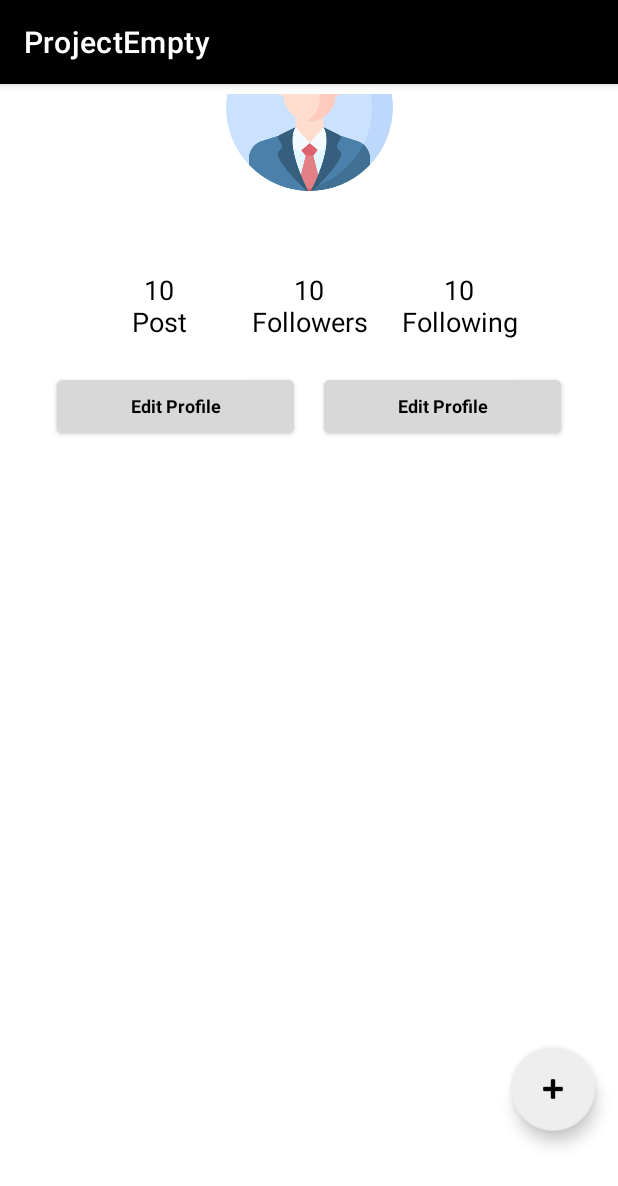
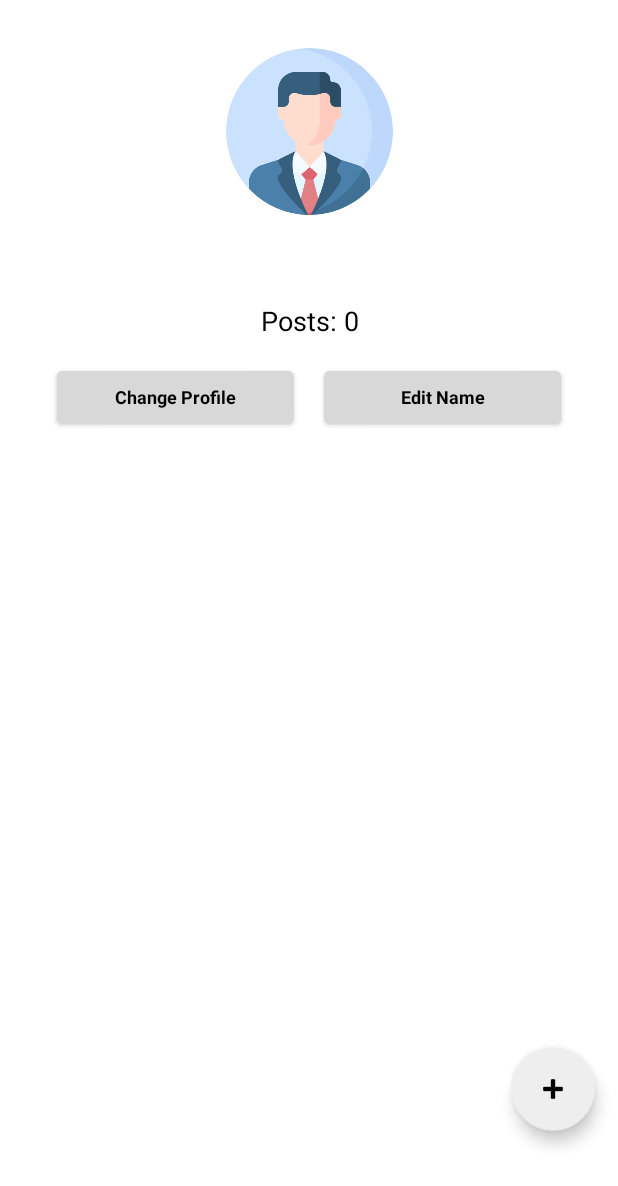
Before and after one commit to Aekkarat1729/ProjectEmpty_1, an Android app: the homefeed screen opened directly, with no data from a screen before it, on a phone screen of 412 x 824 dp. Shown: the top 1186 px of the screen. Run offline under Robolectric (Android 15) with nearby library versions, the phone set to English and light mode, and no system bars; our stand-ins replace CircleImageView, Firebase (no records; nobody signed in at launch, a user with empty details on screens opened directly), Picasso; pictures from the network do not load.

Commit message:
update kub

```diff
--- a/app/src/main/java/com/example/projectempty/ViewHolder.kt
+++ b/app/src/main/java/com/example/projectempty/ViewHolder.kt
@@ -13,4 +13,6 @@ class ViewHolder (View: View) : RecyclerView.ViewHolder(View){
     var cardView:CardView = View.findViewById(R.id.cardView)
     var textUseritem: TextView = View.findViewById(R.id.textUseritem)
     var itemUser: ImageView = View.findViewById(R.id.itemUser)
+    var itemLike: ImageView = View.findViewById(R.id.imageView3)
+    var likes: Int = 0
 }
--- a/app/src/main/java/com/example/projectempty/ui/home/MphotoModel.kt
+++ b/app/src/main/java/com/example/projectempty/ui/home/MphotoModel.kt
@@ -1,7 +1,7 @@
 package com.example.projectempty
 
 class MphotoModel(var title: String?, var Image: String?,var key: String?
-    ,var detail: String?,var email: String?) {
+    ,var detail: String?,var email: String?,var isLiked: Boolean = false, var likes: Int = 0) {
     // Default constructor
     constructor() : this(null, null, null, null,null)
 
--- a/app/src/main/res/layout/activity_add.xml
+++ b/app/src/main/res/layout/activity_add.xml
@@ -49,11 +49,11 @@
             android:id="@+id/previewimage"
             android:layout_width="254dp"
             android:layout_height="260dp"
+            android:layout_marginTop="10dp"
             android:background="@drawable/placeholder"
             android:baselineAlignBottom="false"
-            android:scaleType="center"
 
-            />
+            android:scaleType="centerCrop" />
 
         <Button
             android:id="@+id/buttonUpload"
--- a/app/src/main/res/layout/activity_homefeed.xml
+++ b/app/src/main/res/layout/activity_homefeed.xml
@@ -9,7 +9,7 @@
 
     <ScrollView
         android:layout_width="407dp"
-        android:layout_height="722dp"
+        android:layout_height="wrap_content"
         android:layout_marginTop="5dp"
         app:layout_constraintBottom_toBottomOf="parent"
         app:layout_constraintEnd_toEndOf="parent"
@@ -21,7 +21,6 @@
         <LinearLayout
             android:layout_width="match_parent"
             android:layout_height="wrap_content"
-            android:layout_marginBottom="331dp"
             android:gravity="center"
             android:orientation="vertical">
 
@@ -40,44 +39,27 @@
                 android:layout_height="wrap_content"
                 android:text="admin popo"
                 android:textColor="#000000"
-                android:textSize="20sp" />
+                android:textSize="20sp"
+                android:textStyle="bold" />
 
             <LinearLayout
                 android:layout_width="match_parent"
                 android:layout_height="wrap_content"
-                android:layout_margin="15dp"
+                android:layout_marginTop="20dp"
+                android:layout_marginBottom="10dp"
                 android:gravity="center"
                 android:orientation="horizontal">
 
                 <TextView
-                    android:id="@+id/textView1"
+                    android:id="@+id/homefeed_textView_countPosts"
                     android:layout_width="100dp"
                     android:layout_height="wrap_content"
                     android:padding="5dp"
-                    android:text="10\nPost"
+                    android:text="Posts: 0"
                     android:textAlignment="center"
                     android:textColor="#000000"
                     android:textSize="18sp" />
 
-                <TextView
-                    android:id="@+id/textView2"
-                    android:layout_width="100dp"
-                    android:layout_height="wrap_content"
-                    android:padding="5dp"
-                    android:text="10\nFollowers"
-                    android:textAlignment="center"
-                    android:textColor="#000000"
-                    android:textSize="18sp" />
-
-                <TextView
-                    android:id="@+id/textView3"
-                    android:layout_width="100dp"
-                    android:layout_height="wrap_content"
-                    android:padding="5dp"
-                    android:text="10\nFollowing"
-                    android:textAlignment="center"
-                    android:textColor="#000000"
-                    android:textSize="18sp" />
             </LinearLayout>
 
             <LinearLayout
@@ -93,20 +75,20 @@
                     android:layout_marginRight="10dp"
                     android:backgroundTint="#D8D8D8"
                     android:includeFontPadding="false"
-                    android:text="Edit Profile"
+                    android:text="Change Profile"
                     android:textAppearance="@style/Theme.ProjectEmpty"
                     android:textColor="#000000"
                     android:textSize="12sp"
                     android:textStyle="bold" />
 
                 <Button
-                    android:id="@+id/button2"
+                    android:id="@+id/homefeed_textView_editName"
                     android:layout_width="158dp"
                     android:layout_height="47dp"
                     android:layout_marginLeft="10dp"
                     android:backgroundTint="#D8D8D8"
                     android:includeFontPadding="false"
-                    android:text="Edit Profile"
+                    android:text="Edit Name"
                     android:textAppearance="@style/Theme.ProjectEmpty"
                     android:textColor="#000000"
                     android:textSize="12sp"
@@ -116,7 +98,7 @@
             <androidx.recyclerview.widget.RecyclerView
                 android:id="@+id/RecyclerView_homefeed"
                 android:layout_width="match_parent"
-                android:layout_height="480dp"
+                android:layout_height="match_parent"
                 android:layout_marginTop="10dp" />
         </LinearLayout>
     </ScrollView>
--- a/app/src/main/res/layout/fragment_profile.xml
+++ b/app/src/main/res/layout/fragment_profile.xml
@@ -80,7 +80,7 @@
         app:layout_constraintTop_toTopOf="parent" />
 
     <Button
-        android:id="@+id/button2"
+        android:id="@+id/homefeed_textView_editName"
         android:layout_width="342dp"
         android:layout_height="60dp"
         android:layout_marginTop="344dp"
```
Also changed, not shown: app/src/main/java/com/example/projectempty/homeAdapter.kt (+43 -0 lines), app/src/main/java/com/example/projectempty/homefeed.kt (+47 -1 lines), app/src/main/res/layout/itemhome.xml (+8 -0 lines), app/src/main/res/drawable/fullheart.png (added).
